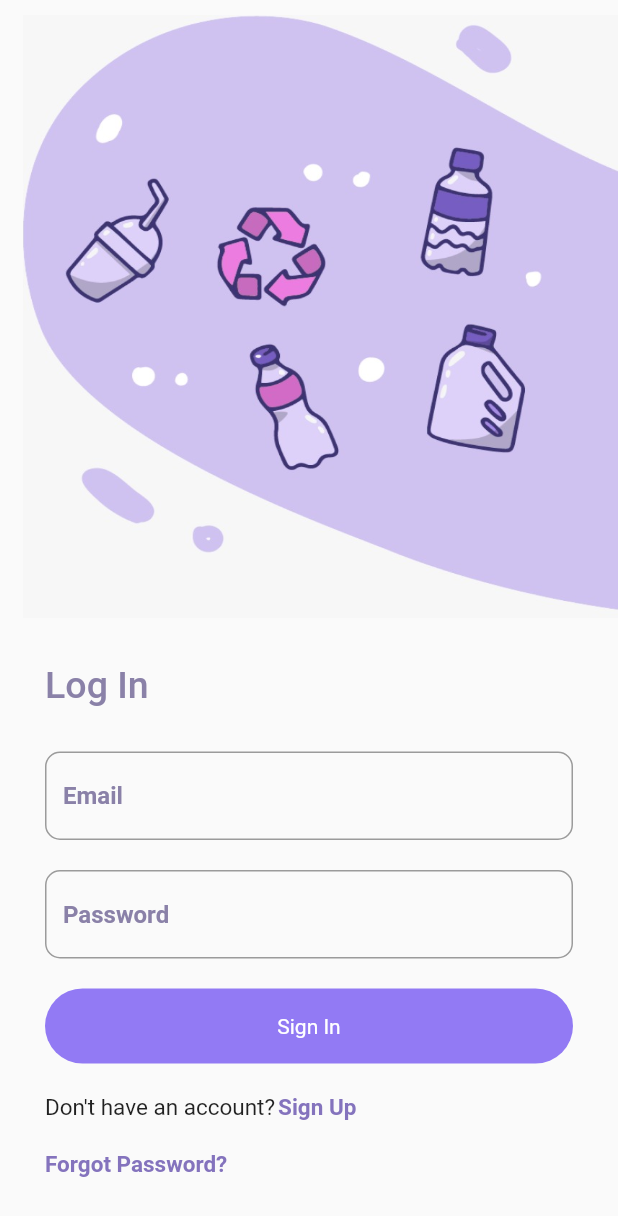
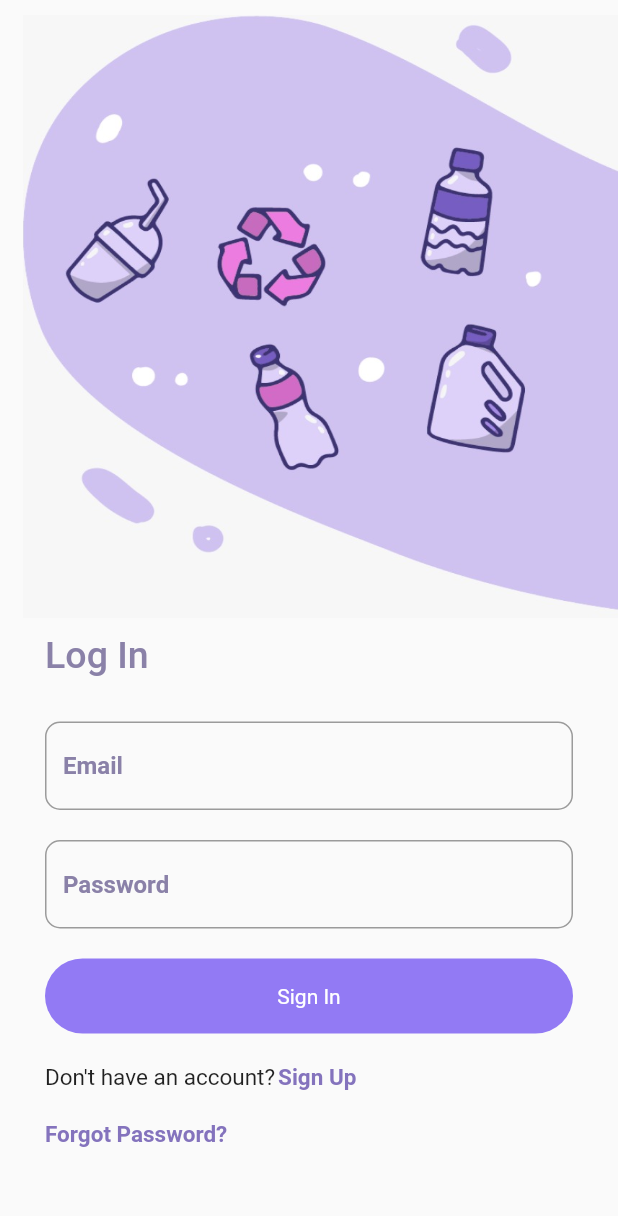
Before and after one commit to AshnahKhalidKhan/Flutter-Assignment-2, a Flutter app: the screen it shows after launch, on a phone screen of 412 x 824 dp. Shown: the top 1216 px of the screen. Run offline on Flutter 3.47's test engine with Material 2 defaults, Android fonts, the phone set to English and light mode, and no system bars.

Commit message:
I guess it works...

```diff
--- a/lib/Widgets/LightThemeSignInScreen.dart
+++ b/lib/Widgets/LightThemeSignInScreen.dart
@@ -465,11 +465,6 @@ class _LightThemeSignInScreenState extends State<LightThemeSignInScreen>
           crossAxisAlignment: CrossAxisAlignment.end,
           children:
           [
-          // Container
-          // (
-          //   padding: EdgeInsets.only(left: 15.0, top: 10.0),
-            // height: 450,
-            //child: Expanded
             Expanded
             (
               child: Container
@@ -483,13 +478,11 @@ class _LightThemeSignInScreenState extends State<LightThemeSignInScreen>
                 ),
               ),
             ),
-          // ),
             Expanded
             (
               child: Padding
               (
-              // padding: const EdgeInsets.only(left: 30.0, right: 30.0, bottom: 30.0, top: 10.0),
-              padding: const EdgeInsets.all(30.0),
+                padding: const EdgeInsets.only(left: 30.0, right: 30.0, bottom: 30.0, top: 10.0),
                 child: Column
                   (
                     crossAxisAlignment: CrossAxisAlignment.start,
```
Lines whose indentation alone changed are shown as unchanged.
